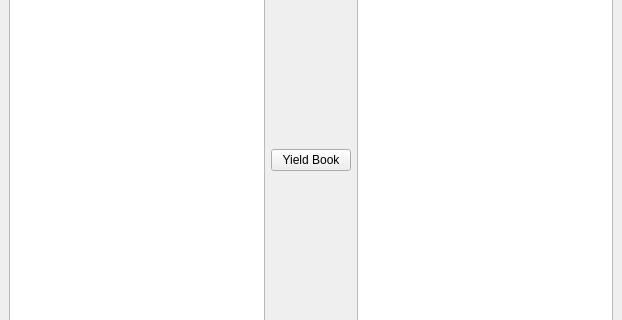
TheJubadze/BookLib, file src/booklib/mainwindow.ui: the form before one commit; both pictures show x 0 to 622 and y 91 to 411 of the 622 by 507 pixel window.
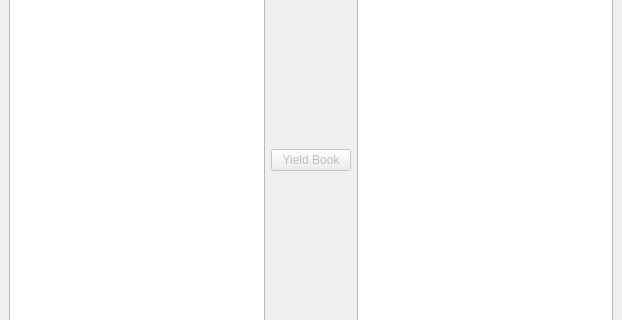
The form after the commit.

Patch:
```diff
--- a/src/booklib/mainwindow.ui
+++ b/src/booklib/mainwindow.ui
@@ -31,6 +31,9 @@
     </item>
     <item>
      <widget class="QPushButton" name="yieldBookButton">
+      <property name="enabled">
+       <bool>false</bool>
+      </property>
       <property name="text">
        <string>Yield Book</string>
       </property>
```
